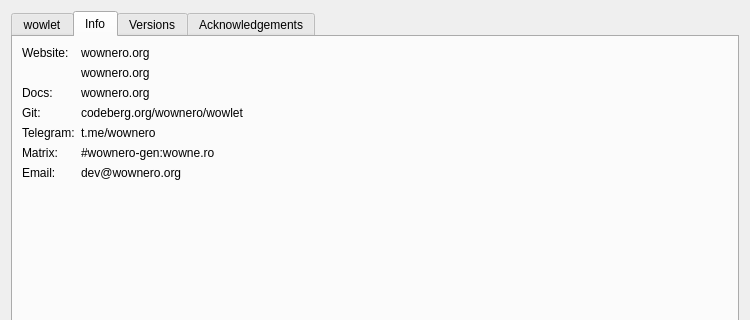
Before: the Qt Designer form src/dialog/AboutDialog.ui in wownero/wowlet, drawn with Qt 5; both pictures show x 0 to 750 and y 0 to 320 of the 750 by 623 pixel window.
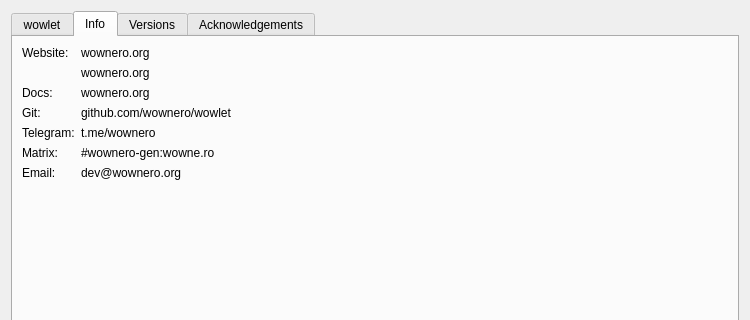
After: the same form once the commit is applied. The open tabs and pages were chosen to show the change. Custom widgets are drawn as their Qt base class.

Commit message: fix(release): embed the verified Wownero 0.11.5.0 daemon

```diff
--- a/src/dialog/AboutDialog.ui
+++ b/src/dialog/AboutDialog.ui
@@ -137,7 +137,7 @@
        <item row="3" column="1">
         <widget class="QLabel" name="label_11">
          <property name="text">
-          <string>codeberg.org/wownero/wowlet</string>
+          <string>github.com/wownero/wowlet</string>
          </property>
          <property name="textInteractionFlags">
           <set>Qt::TextInteractionFlag::LinksAccessibleByMouse|Qt::TextInteractionFlag::TextSelectableByMouse</set>
```
The commit also changes 8 other files.
